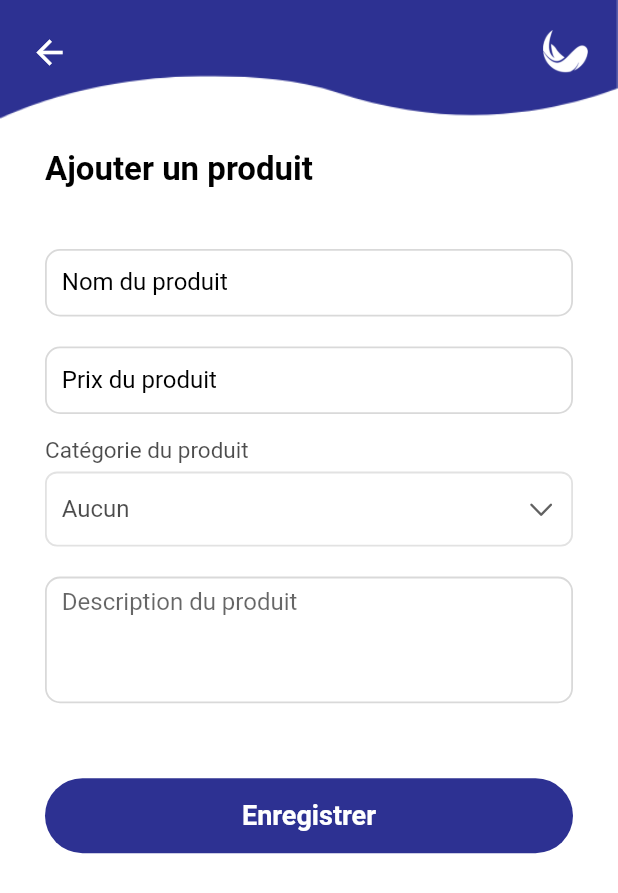
After one commit to Dev-Soft-Group/mdm-app, a Flutter app: the ProduitFormView screen opened by its route, on a phone screen of 412 x 824 dp. The commit adds this screen. Shown: the top 893 px of the screen. Run offline on Flutter 3.47's test engine with Material 2 defaults, Android fonts, the phone set to English and light mode, and no system bars; our stand-ins replace dio, get, shared_preferences; accounts and stored records are empty; network calls fail.

Commit message:
Création de produits depuis l'interface

```diff
--- a/lib/components/card_item.dart
+++ b/lib/components/card_item.dart
@@ -95,7 +95,7 @@ class CardItem extends StatelessWidget {
                           size: 20, color: kPrimaryColor.withOpacity(0.8))),
                   const SizedBox(width: 8),
                   InkWell(
-                      onTap: () {},
+                      onTap: (){ Get.toNamed(AppRoutes.CREATE_PRODUCTS); },
                       child: Icon(Icons.more_vert_outlined,
                           size: 20, color: kPrimaryColor.withOpacity(0.8))),
                 ],
--- /dev/null
+++ b/lib/components/custom_dropdown.dart
@@ -0,0 +1,75 @@
+import 'package:flutter/cupertino.dart';
+import 'package:flutter/material.dart';
+import 'package:mdmscoops/core/app_colors.dart';
+
+class CustomDropDown extends StatelessWidget {
+  final dynamic controller;
+  final List liste;
+  final String selectedItem;
+  final Function(dynamic data) onChanged;
+  final String helpText;
+  const CustomDropDown({
+    Key? key,
+    required this.controller,
+    required this.liste,
+    required this.selectedItem,
+    required this.onChanged,
+    required this.helpText,
+  }) : super(key: key);
+
+  @override
+  Widget build(BuildContext context) {
+    return Column(
+      crossAxisAlignment: CrossAxisAlignment.start,
+      children: [
+        helpText != "no" ? Column(
+          mainAxisAlignment: MainAxisAlignment.start,
+          crossAxisAlignment: CrossAxisAlignment.start,
+          children: [
+            Text(
+              helpText,
+              style: TextStyle(
+                  color: kBlackColor.withOpacity(0.7),
+                  fontSize: 15),
+            ),
+            const SizedBox(height: 5),
+          ],
+        ): Container(),
+        Container(
+          height: 50,
+          width: double.infinity,
+          padding: const EdgeInsets.symmetric(horizontal: 20 / 2),
+          decoration: BoxDecoration(
+              color: Colors.white,
+              border: Border.all(
+                width: 1.2,
+                color: Colors.grey.withOpacity(0.3),
+              ),
+              borderRadius: BorderRadius.circular(8)),
+          child: DropdownButton<dynamic>(
+            value: selectedItem,
+            icon: const Icon(CupertinoIcons.chevron_down, size: 20),
+            elevation: 16,
+            isExpanded: true,
+            style:
+                TextStyle(color: Colors.black.withOpacity(0.7), fontSize: 16),
+            underline: Container(
+              height: 0,
+              width: 0,
+              color: Colors.black,
+            ),
+            onChanged: (dynamic newValue) {
+              onChanged(newValue);
+            },
+            items: liste.map<DropdownMenuItem<dynamic>>((dynamic value) {
+              return DropdownMenuItem<dynamic>(
+                value: value['libelle'],
+                child: Text(value['libelle']),
+              );
+            }).toList(),
+          ),
+        ),
+      ],
+    );
+  }
+}
--- a/lib/components/custom_input_field.dart
+++ b/lib/components/custom_input_field.dart
@@ -31,14 +31,14 @@ class FormFieldInput extends StatelessWidget {
   @override
   Widget build(BuildContext context) {
     return Container(
-      height: height ?? 45,
+      height: maxLines != null ? null : (height ?? 45),
       padding: const EdgeInsets.only(
           left: kDefaultPadding / 2, right: kDefaultPadding / 5),
       decoration: BoxDecoration(
         borderRadius: BorderRadius.circular(radius ?? kDefaultRadius),
         border: Border.all(
           width: 1.2,
-          color: kBlackColor.withOpacity(0.6),
+          color: kBlackColor.withOpacity(0.15),
         ),
       ),
       child: TextFormField(
@@ -47,6 +47,10 @@ class FormFieldInput extends StatelessWidget {
         maxLines: maxLines ?? 1,
         keyboardType: keyboardType,
         decoration: InputDecoration(
+          labelText: maxLines != null ? null : hintText,
+          labelStyle: const TextStyle(
+            color: kBlackColor,
+          ),
           suffixIcon: suffixIcon,
           border: InputBorder.none,
           hintText: hintText,
--- a/lib/routes/app_pages.dart
+++ b/lib/routes/app_pages.dart
@@ -21,6 +21,7 @@ import 'package:mdmscoops/screens/onboarding/views/onboarding.dart';
 import 'package:mdmscoops/screens/products/bindings/product_bindings.dart';
 import 'package:mdmscoops/screens/products/views/product_views.dart';
 import 'package:mdmscoops/screens/produits/bindings/produits_bindings.dart';
+import 'package:mdmscoops/screens/produits/views/produit_form_view.dart';
 import 'package:mdmscoops/screens/produits/views/produit_view.dart';
 import 'package:mdmscoops/screens/profil_entrepreneur/bindings/profil_entrepreneur_binding.dart';
 import 'package:mdmscoops/screens/profil_entrepreneur/views/profil_entrepreneur_view.dart';
@@ -78,6 +79,11 @@ class AppPages {
       binding: ProduitBinding(),
     ),
     GetPage(
+      name: AppRoutes.CREATE_PRODUCTS,
+      page: () => const ProduitFormView(),
+      binding: ProduitBinding(),
+    ),
+    GetPage(
       name: AppRoutes.ENTREPRISEDETAILS,
       page: () => const EntrepriseDetailView(),
       binding: EntrepriseDetailBindiing(),
--- a/lib/routes/app_routes.dart
+++ b/lib/routes/app_routes.dart
@@ -10,6 +10,7 @@ class AppRoutes {
   static const String START = "/start";
   static const String HOMEPAGE = "/home_page";
   static const String PRODUCTS = "/products";
+  static const String CREATE_PRODUCTS = "/create_products";
   static const String PRODUITS = "/produits";
   static const String ENTREPRISES = "/entreprises";
   static const String SECTEURS = "/secteurs";
--- a/lib/screens/produits/bindings/produits_bindings.dart
+++ b/lib/screens/produits/bindings/produits_bindings.dart
@@ -1,11 +1,14 @@
 
 
 import 'package:get/instance_manager.dart';
+import 'package:mdmscoops/screens/produits/controllers/produit_form_controller.dart';
 import 'package:mdmscoops/screens/produits/controllers/produits_controller.dart';
 
 class ProduitBinding implements Bindings {
   @override
   void dependencies() {
     Get.lazyPut<ProduitController>(() => ProduitController());
+
+    Get.lazyPut<ProduitFormController>(() => ProduitFormController());
   }
 }
--- /dev/null
+++ b/lib/screens/produits/controllers/produit_form_controller.dart
@@ -0,0 +1,100 @@
+// ignore_for_file: avoid_print
+
+import 'package:flutter/cupertino.dart';
+import 'package:get/get.dart';
+import 'package:mdmscoops/components/app_snackbar.dart';
+import 'package:mdmscoops/core/app_colors.dart';
+import 'package:mdmscoops/core/app_status.dart';
+import 'package:mdmscoops/services/remote_services/categorie/categorie.dart';
+import 'package:mdmscoops/services/remote_services/produits/produits.dart';
+
+class ProduitFormController extends GetxController {
+  final CategorieService _categorieService = CategorieServiceImpl();
+  final ProduitService _produitService = ProduitServiceImpl();
+
+  AppStatus produitFormStatus = AppStatus.appDefault;
+
+  TextEditingController textEditingNomProduit = TextEditingController();
+  TextEditingController textEditingDescriptionProduit = TextEditingController();
+  TextEditingController textEditingPrixProduit = TextEditingController();
+  TextEditingController textEditingCategorieProduit = TextEditingController();
+
+  String selectedCategory = "Aucun";
+
+  @override
+  void onInit() async {
+    await getCategories();
+    super.onInit();
+  }
+
+  List<Map<String, dynamic>> categories = [
+    {'id': "-1", 'libelle': "Aucun"},
+  ];
+
+  Future getCategories() async {
+    await _categorieService.getAllCategories(onSuccess: (data) {
+      for (Map map in data["results"]) {
+        categories.add({"id": map["id"], "libelle": map["nom"]});
+      }
+      if (categories.length > 1) {
+        selectedCategory = categories[1]['libelle'];
+        categories.removeAt(0);
+        categories.sort((a, b) => a['libelle'].compareTo(b['libelle']));
+      }
+      update();
+    }, onError: (error) {
+      print(error);
+      update();
+    });
+  }
+
+  void onChangeCategory(data) {
+    selectedCategory = data;
+    update();
+  }
+
+  Future save() async {
+    if (textEditingNomProduit.text.isEmpty) {
+      AppSnackBar.show(
+          title: "Erreur", message: "Entrez le nom du produit svp !");
+      return;
+    }
+
+    if (!GetUtils.isNumericOnly(textEditingPrixProduit.text)) {
+      AppSnackBar.show(
+          title: "Erreur", message: "Veuillez entrer le prix du produit.");
+      return;
+    }
+    if (textEditingDescriptionProduit.text.isEmpty) {
+      AppSnackBar.show(
+          title: "Erreur", message: "Donnez une petite description de votre produit svp !");
+      return;
+    }
+    produitFormStatus = AppStatus.appLoading;
+    update();
+    var data = {
+      "nom": textEditingNomProduit.text.trim(),
+      "description": textEditingNomProduit.text.trim(),
+      "prix": int.parse(textEditingPrixProduit.text.trim()),
+      "categorie": categories.firstWhere(
+          (element) => element['libelle'] == selectedCategory)['id'],
+    };
+    await _produitService.addProduit(
+        data: data,
+        onSuccess: (data) {
+          print(data);
+          AppSnackBar.show(
+              title: "Succès",
+              message: data["message"].toString(),
+              backColor: kBlackColor);
+          produitFormStatus = AppStatus.appSuccess;
+          update();
+        },
+        onError: (e) {
+          AppSnackBar.show(
+              title: "Erreur", message: e.response!.data["message"].toString());
+          produitFormStatus = AppStatus.appFailure;
+          update();
+        });
+  }
+}
--- a/lib/screens/produits/controllers/produits_controller.dart
+++ b/lib/screens/produits/controllers/produits_controller.dart
@@ -2,7 +2,6 @@
 import 'package:get/get.dart';
 
 class ProduitController extends GetxController{
-
 
   int selectedTabs = 0;
 
--- /dev/null
+++ b/lib/screens/produits/views/produit_form_view.dart
@@ -0,0 +1,151 @@
+import 'package:flutter/material.dart';
+import 'package:get/get.dart';
+import 'package:mdmscoops/components/custom_dropdown.dart';
+import 'package:mdmscoops/components/custom_input_field.dart';
+import 'package:mdmscoops/components/custom_action_button.dart';
+import 'package:mdmscoops/core/app_colors.dart';
+import 'package:mdmscoops/core/app_sizes.dart';
+import 'package:mdmscoops/core/app_status.dart';
+import 'package:mdmscoops/screens/produits/controllers/produit_form_controller.dart';
+
+class ProduitFormView extends GetView<ProduitFormController> {
+  const ProduitFormView({Key? key}) : super(key: key);
+
+  @override
+  Widget build(BuildContext context) {
+    return SafeArea(
+      child: GetBuilder<ProduitFormController>(builder: (controller) {
+        return Scaffold(
+          body: Container(
+            height: Get.height,
+            width: Get.width,
+            decoration: const BoxDecoration(
+              color: kWhiteColor,
+            ),
+            child: SingleChildScrollView(
+              child: Column(children: [
+                Container(
+                  alignment: Alignment.center,
+                  decoration: const BoxDecoration(),
+                  child: SingleChildScrollView(
+                    child: Column(
+                        crossAxisAlignment: CrossAxisAlignment.start,
+                        children: [
+                          Container(
+                            height: 80,
+                            alignment: Alignment.topLeft,
+                            decoration: const BoxDecoration(
+                              color: kWhiteColor,
+                              image: DecorationImage(
+                                fit: BoxFit.fill,
+                                image: AssetImage(
+                                    "assets/images/Composant 4 – 2.png"),
+                              ),
+                            ),
+                            child: Padding(
+                              padding: const EdgeInsets.only(
+                                  top: 20, right: 20, left: 20),
+                              child: Row(
+                                mainAxisAlignment:
+                                    MainAxisAlignment.spaceBetween,
+                                children: [
+                                  InkWell(
+                                      onTap: () {
+                                        Get.back();
+                                      },
+                                      child: const Icon(
+                                        Icons.arrow_back,
+                                        size: 26,
+                                        color: kWhiteColor,
+                                      )),
+                                  Image.asset(
+                                    "assets/images/D-SoftTechWhite.png",
+                                    height: 30,
+                                    width: 30,
+                                    fit: BoxFit.fill,
+                                  ),
+                                ],
+                              ),
+                            ),
+                          ),
+                          Padding(
+                            padding: const EdgeInsets.symmetric(
+                                horizontal: kDefaultPadding * 1.5),
+                            child: Column(
+                                crossAxisAlignment: CrossAxisAlignment.start,
+                                children: [
+                                  const SizedBox(height: kDefaultPadding),
+                                  const Text(
+                                    "Ajouter un produit",
+                                    textAlign: TextAlign.center,
+                                    style: TextStyle(
+                                        color: kBlackColor,
+                                        fontWeight: FontWeight.bold,
+                                        fontSize: 22),
+                                  ),
+                                  const SizedBox(height: kDefaultPadding * 2),
+                                  FormFieldInput(
+                                    textController:
+                                        controller.textEditingNomProduit,
+                                    hintText: "Nom du produit",
+                                    radius: kDefaultRadius,
+                                  ),
+
+                                  const SizedBox(height: kDefaultPadding),
+                                  FormFieldInput(
+                                    textController:
+                                        controller.textEditingPrixProduit,
+                                    keyboardType: TextInputType.number,
+                                    hintText: "Prix du produit",
+                                    radius: kDefaultRadius,
+                                  ),
+                                  const SizedBox(height: kDefaultPadding/1.3),
+                                  CustomDropDown(
+                                    controller: controller,
+                                    liste: controller.categories,
+                                    selectedItem: controller.selectedCategory,
+                                    onChanged: (data) {
+                                      controller.onChangeCategory(data);
+                                    },
+                                    helpText: "Catégorie du produit",
+                                  ),
+                                  const SizedBox(height: kDefaultPadding),
+                                  FormFieldInput(
+                                    textController: controller
+                                        .textEditingDescriptionProduit,
+                                    hintText: "Description du produit",
+                                    contentPadding: const EdgeInsets.only(top:6, right:0, left:0),
+                                    keyboardType: TextInputType.emailAddress,
+                                    radius: kDefaultRadius,
+                                    maxLines: 4,
+                                  ),
+                                  const SizedBox(height: kDefaultPadding * 2.5),
+                                  controller.produitFormStatus ==
+                                          AppStatus.appLoading
+                                      ? Container(
+                                          height: 40,
+                                          alignment: Alignment.center,
+                                          child:
+                                              const CircularProgressIndicator(
+                                                  color: kPrimaryColor),
+                                        )
+                                      : CustomActionButton(
+                                          title: "Enregistrer",
+                                          onTap: () async {
+                                            await controller.save();
+                                          },
+                                        ),
+                                  const SizedBox(height: kDefaultPadding * 2),
+                                ]),
+                          ),
+                        ]),
+                  ),
+                ),
+              ]),
+            ),
+          ),
+        );
+      }),
+    );
+  }
+}
--- a/lib/services/local_services/authentification/local_authentification_service_impl.dart
+++ b/lib/services/local_services/authentification/local_authentification_service_impl.dart
@@ -13,8 +13,7 @@ class LocalAuthServiceImpl implements LocalAuthService {
   @override
   Future<String?> getToken() async {
     SharedPreferences pref = await SharedPreferences.getInstance();
-    // return pref.getString(Constants.ACCESSTOKEN);
-    return "";
+    return pref.getString(Constantes.ACCESSTOKEN);
   }
 
   @override
--- /dev/null
+++ b/lib/services/remote_services/categorie/categorie.dart
@@ -0,0 +1,2 @@
+export 'categorie_service.dart';
+export 'categorie_service_impl.dart';
--- /dev/null
+++ b/lib/services/remote_services/produits/produits.dart
@@ -0,0 +1,2 @@
+export 'produits_service.dart';
+export 'produits_service_impl.dart';
```
Also changed, not shown: lib/services/remote_services/categorie/categorie_service.dart (added, +13 -0 lines), lib/services/remote_services/categorie/categorie_service_impl.dart (added, +42 -0 lines), lib/services/remote_services/produits/produits_service.dart (added, +13 -0 lines), lib/services/remote_services/produits/produits_service_impl.dart (added, +42 -0 lines).
